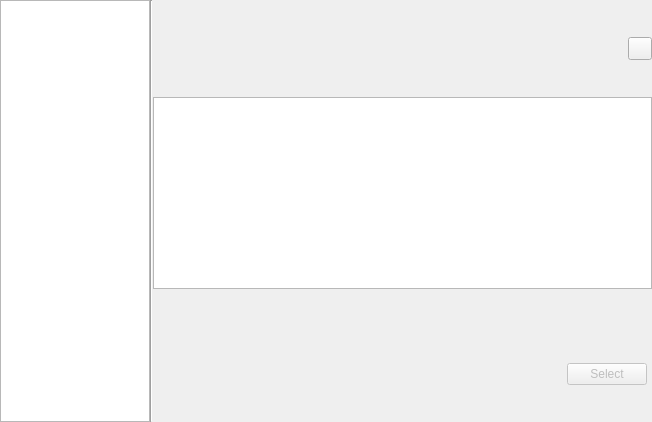
Qt form ui/field_text_selection_widget.ui (zkovari/plotlyst) before a commit.
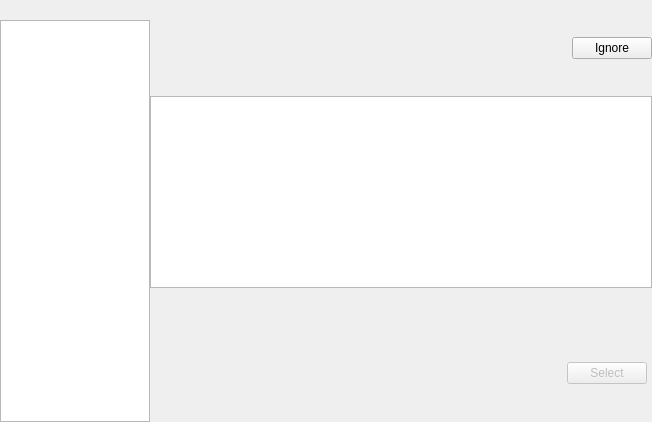
The same form after that commit. Custom widgets are drawn as their Qt base class.

Commit message: Replace ignore button in personality selector popups

Diff of the .ui file:
```diff
--- a/ui/field_text_selection_widget.ui
+++ b/ui/field_text_selection_widget.ui
@@ -42,6 +42,27 @@
     <number>0</number>
    </property>
    <item>
+    <widget class="QWidget" name="verticalWidget" native="true">
+     <property name="relaxed-white-bg" stdset="0">
+      <bool>true</bool>
+     </property>
+     <layout class="QVBoxLayout" name="verticalLayout_2">
+      <property name="spacing">
+       <number>0</number>
+      </property>
+      <property name="leftMargin">
+       <number>0</number>
+      </property>
+      <property name="topMargin">
+       <number>20</number>
+      </property>
+      <property name="rightMargin">
+       <number>0</number>
+      </property>
+      <property name="bottomMargin">
+       <number>0</number>
+      </property>
+      <item>
     <widget class="QTableView" name="tblItems">
      <property name="sizePolicy">
       <sizepolicy hsizetype="Maximum" vsizetype="Expanding">
@@ -90,11 +111,7 @@
      </attribute>
     </widget>
    </item>
-   <item>
-    <widget class="Line" name="line">
-     <property name="orientation">
-      <enum>Qt::Vertical</enum>
-     </property>
+     </layout>
     </widget>
    </item>
    <item>
@@ -115,16 +132,16 @@
       <number>0</number>
      </property>
      <item alignment="Qt::AlignRight">
-      <widget class="QToolButton" name="btnIgnore">
+      <widget class="QPushButton" name="btnIgnore">
        <property name="cursor">
         <cursorShape>PointingHandCursor</cursorShape>
        </property>
        <property name="toolTip">
-        <string>Ignore this field and set to null</string>
-       </property>
-       <property name="text">
         <string/>
        </property>
+       <property name="text">
+        <string>Ignore</string>
+       </property>
        <property name="iconSize">
         <size>
          <width>16</width>
```
Lines whose indentation alone changed are shown as unchanged. The commit also changes 1 other file.
